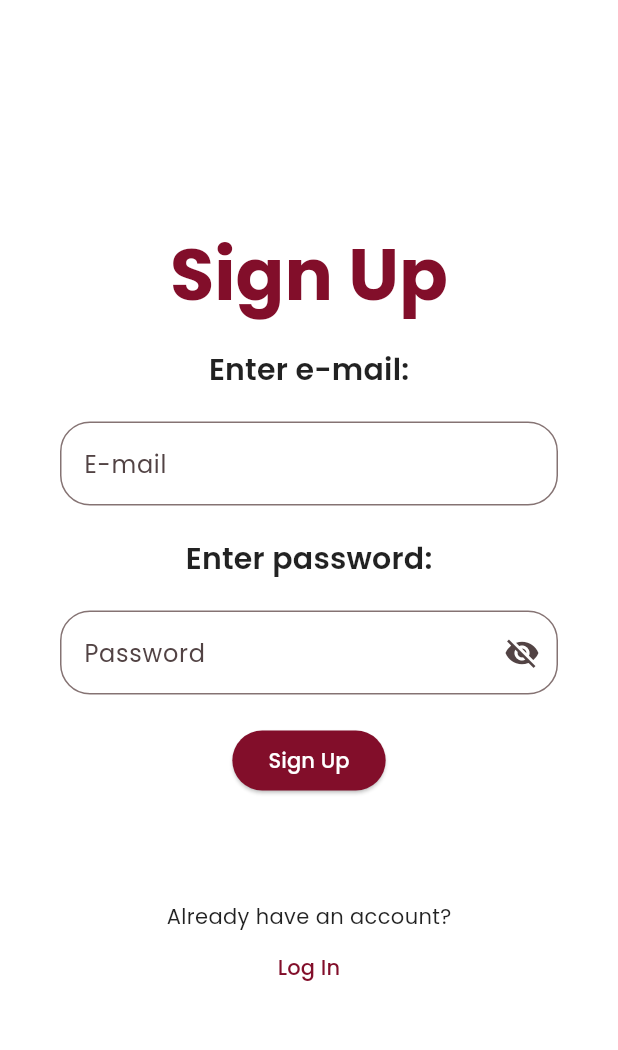
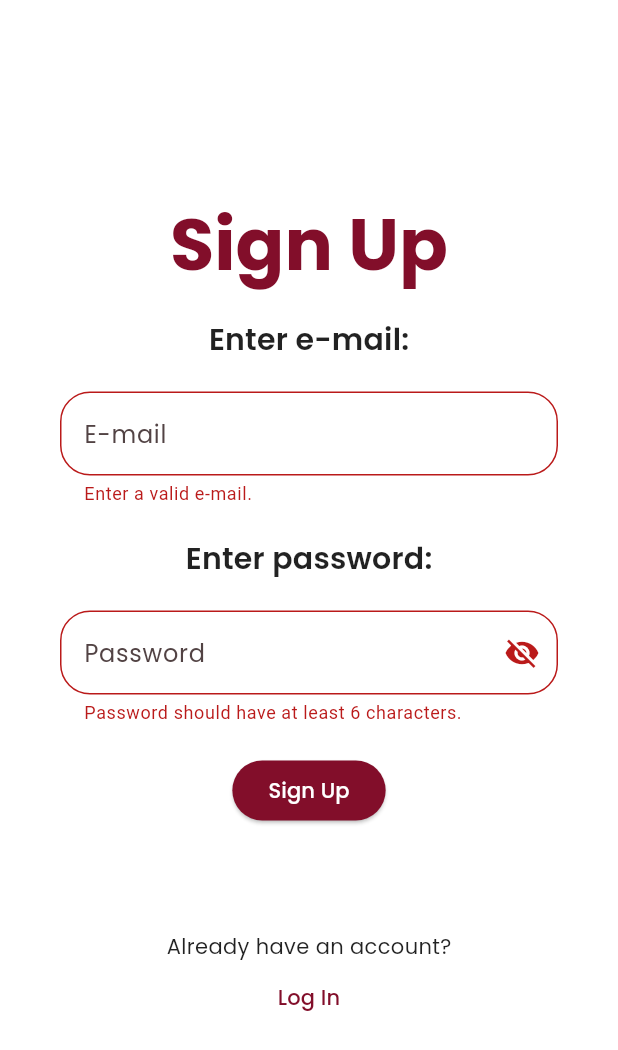
Before and after one commit to censop/back_to_us, a Flutter app: the SignUpScreen screen opened by its route, after a tap on "Sign Up", on a phone screen of 412 x 824 dp. Shown: the top 1050 px of the screen. Run offline on Flutter 3.47's test engine with Material 3 defaults, Android fonts, the phone set to English and light mode, and no system bars; our stand-ins replace firebase_auth, firebase_core; accounts and stored records are empty; network calls fail.

Commit message:
Sign up page text field errors handled

```diff
--- a/lib/main.dart
+++ b/lib/main.dart
@@ -17,8 +17,6 @@ import 'package:back_to_us/Screens/Authentication/log_in_screen.dart';
   bodyLarge/bodyMedium => text
   labelLarge => buttons
 */
-
-AppTheme myAppTheme = AppTheme();
 
 Future<void> main() async {
   WidgetsFlutterBinding.ensureInitialized();
@@ -50,7 +48,7 @@ class MyApp extends StatelessWidget {
         Routes.forgotPassword : (context) => ForgotPassword(),
       },
 
-      theme: myAppTheme.myTheme,
+      theme: AppTheme.myTheme,
     );
   }
 }
--- a/lib/screens/Authentication/sign_up_screen.dart
+++ b/lib/screens/Authentication/sign_up_screen.dart
@@ -1,8 +1,10 @@
 
+import 'package:back_to_us/Widgets/custom_snackbar.dart';
 import 'package:back_to_us/routes.dart';
 import 'package:back_to_us/widgets/custom_text_form_field.dart';
 import 'package:flutter/material.dart';
 import 'package:firebase_auth/firebase_auth.dart';
+
 
 class SignUpScreen extends StatefulWidget {
   const SignUpScreen({super.key});
@@ -13,8 +15,12 @@ class SignUpScreen extends StatefulWidget {
 
 class SignUpScreenState extends State<SignUpScreen> {
 
+  final GlobalKey<FormState> _formKey = GlobalKey<FormState>();
+
   final _emailController = TextEditingController();
   final _passwordController = TextEditingController();
+  String? emailError;
+  String? passwordError;
 
   @override
   void dispose() {
@@ -44,8 +50,30 @@ class SignUpScreenState extends State<SignUpScreen> {
         (Route<dynamic> route) => false,
       );
     }
-    on FirebaseAuthException catch (e) {  //Exception Codes: wrong-password, invalid-email, user-disabled, user-not-found
-      print(e.message);
+    on FirebaseAuthException catch (e) {  //TODO Exception Codes: email-already-in-use, invalid-email, operation-not-allowed ????, weak-password
+      if (e.code == "email-already-in-use") {
+      setState(() {
+        emailError = "E-mail is already in use.";
+      });
+      }
+      else if (e.code == "invalid-email") {
+        setState(() {
+          emailError = "Enter a valid e-mail.";
+        });
+      }
+      else if (e.code == "weak-password") {
+        setState(() {
+          passwordError == "Password should have at least 6 characters.";
+        });
+      }
+      else { //TODO fix this it shows every time there is an exception
+        ScaffoldMessenger.of(context).showSnackBar(
+          customSnackbar(
+            content: Text("Unexpected error. Please try again later."),
+            backgroundColor: Theme.of(context).colorScheme.onPrimaryContainer
+          ),
+        );
+      }
     }
   }
 
@@ -54,8 +82,11 @@ class SignUpScreenState extends State<SignUpScreen> {
 
   @override
   Widget build(BuildContext context) {
+
     return Scaffold(
-      body:Column(
+      body:Form(
+        key: _formKey,
+        child: Column(
           mainAxisAlignment: MainAxisAlignment.center,
           children: [
              Text(
@@ -72,6 +103,8 @@ class SignUpScreenState extends State<SignUpScreen> {
             CustomTextFormField(
               controller: _emailController,
               title: "E-mail",
+              validator: validateEmail,
+              errorText: emailError,
             ),
              Padding(
               padding: EdgeInsets.all(20),
@@ -84,6 +117,8 @@ class SignUpScreenState extends State<SignUpScreen> {
               controller: _passwordController,
               title: "Password",
               isPassword: true,
+              validator: validatePassword,
+              errorText: passwordError,
             ),
             SizedBox(height: 20),
             ElevatedButton(
@@ -91,7 +126,9 @@ class SignUpScreenState extends State<SignUpScreen> {
                 backgroundColor: Theme.of(context).colorScheme.primary,
               ),
               onPressed: () {
+                if (_formKey.currentState!.validate()){
                   _signUp(email: _emailController.text, password: _passwordController.text);
+                }
               },
               child: Text(
                 "Sign Up",
@@ -121,6 +158,27 @@ class SignUpScreenState extends State<SignUpScreen> {
             ),
           ],
         ),
+      ),
     );
   }
+
+
+
+  String? validatePassword(value) {
+    if (value == null || value.isEmpty || value.length <6) { //TODO add uppercase and special char requirements
+      passwordError = "Password should have at least 6 characters.";
+      return passwordError;
     }
+    passwordError = null;
+    return passwordError;
+  }
+
+  String? validateEmail(value) {
+    if (value == null || value.isEmpty || !value.contains("@")) {
+      emailError = "Enter a valid e-mail.";
+      return emailError;
+    }
+    emailError = null;
+    return emailError;
+  }
+}
--- a/lib/widgets/app_theme.dart
+++ b/lib/widgets/app_theme.dart
@@ -4,7 +4,7 @@ class AppTheme {
   static String poppinsFont = "Poppins";
 
 
-  ThemeData myTheme = ThemeData(
+  static ThemeData myTheme = ThemeData(
   colorScheme: ColorScheme.fromSeed(
     seedColor: const Color.fromARGB(255, 130, 14, 42),
   ).copyWith(
--- a/lib/widgets/custom_text_form_field.dart
+++ b/lib/widgets/custom_text_form_field.dart
@@ -6,11 +6,16 @@ class CustomTextFormField extends StatefulWidget {
     required this.controller,
     required this.title,
     this.isPassword = false,
+    this.errorText,
+    this.validator,
   });
 
   final TextEditingController controller;
   final String title;
   final bool isPassword;
+  final String? errorText;
+  final String? Function(String?)? validator;
+
 
   @override
   State<CustomTextFormField> createState() => _CustomTextFormFieldState();
@@ -26,6 +31,7 @@ class _CustomTextFormFieldState extends State<CustomTextFormField> {
       child: TextFormField(
         controller: widget.controller,
         decoration: InputDecoration(
+          errorText: widget.errorText,
           hintText: widget.title,
           border: OutlineInputBorder(
             borderRadius: BorderRadius.circular(20),
@@ -44,6 +50,7 @@ class _CustomTextFormFieldState extends State<CustomTextFormField> {
           : null,
         ),
         obscureText: widget.isPassword ? !seePassword : false,
+        validator: widget.validator,
       ),
     );
   }
--- a/pubspec.yaml
+++ b/pubspec.yaml
@@ -37,6 +37,7 @@ dependencies:
   google_fonts: ^6.2.1
   firebase_core: ^3.15.2
   firebase_auth: ^5.7.0
+
 
 dev_dependencies:
   flutter_test:
```
Also changed, not shown: lib/screens/Authentication/ForgotPassword/forgot_password.dart (+14 -2 lines), lib/screens/Authentication/log_in_screen.dart (+16 -7 lines), lib/widgets/custom_snackbar.dart (added, +40 -0 lines). Lines whose indentation alone changed are shown as unchanged.
